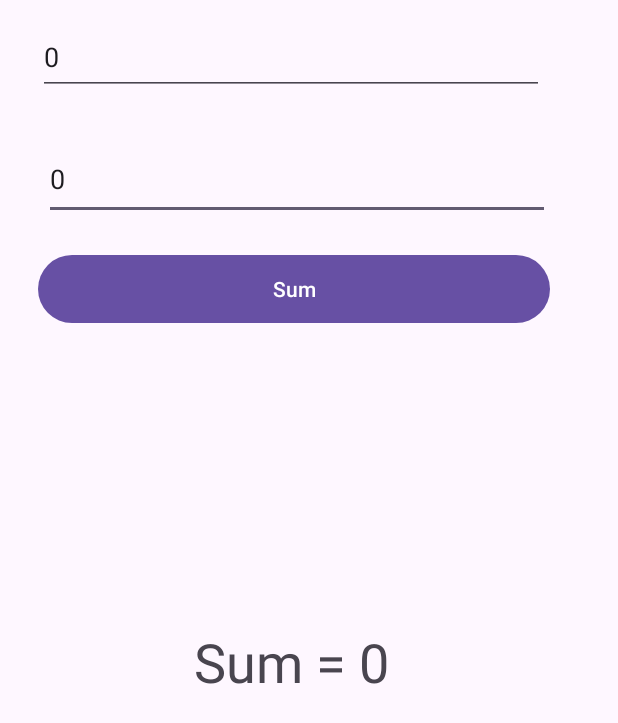
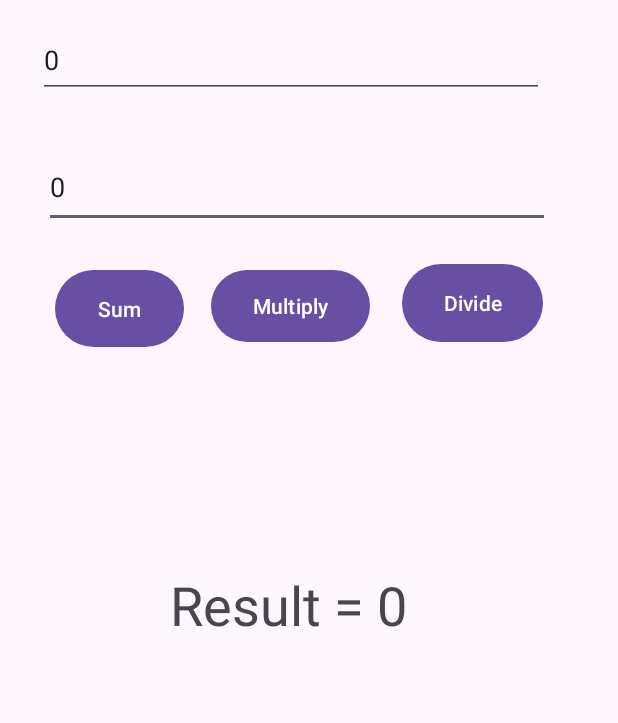
Before and after one commit to AliAlrebdi/Calcualtor_Android, an Android app: the screen it shows after launch (MainActivity), on a phone screen of 412 x 824 dp. Shown: the top 723 px of the screen. Run offline under Robolectric (Android 15) with nearby library versions, the phone set to English and light mode, and no system bars.

Commit message:
Added multi and div

```diff
--- a/app/src/main/java/sa/kfupm/sum/MainActivity.java
+++ b/app/src/main/java/sa/kfupm/sum/MainActivity.java
@@ -25,7 +25,32 @@ public class MainActivity extends AppCompatActivity {
         int num1 = Integer.parseInt(editText1.getText().toString());
         int num2 = Integer.parseInt(editText2.getText().toString());
 
-        textView.setText("Sum = " + (num1 + num2));
+        textView.setText("Result = " + (num1 + num2));
+
+    }
+
+    public void multiply(View view) {
+        EditText editText1 = findViewById(R.id.editText1);
+        EditText editText2 = findViewById(R.id.editText2);
+
+        TextView textView = findViewById(R.id.textView);
+
+        int num1 = Integer.parseInt(editText1.getText().toString());
+        int num2 = Integer.parseInt(editText2.getText().toString());
+
+        textView.setText("Result = " + (num1 * num2));
+    }
+
+    public void divide(View view) {
+        EditText editText1 = findViewById(R.id.editText1);
+        EditText editText2 = findViewById(R.id.editText2);
+
+        TextView textView = findViewById(R.id.textView);
+
+        int num1 = Integer.parseInt(editText1.getText().toString());
+        int num2 = Integer.parseInt(editText2.getText().toString());
+
+        textView.setText("Result = " + (num1 / num2));
 
     }
 }
--- a/app/src/main/res/layout/activity_main.xml
+++ b/app/src/main/res/layout/activity_main.xml
@@ -38,27 +38,55 @@
 
     <Button
         android:id="@+id/button"
-        android:layout_width="341dp"
-        android:layout_height="53dp"
+        android:layout_width="86dp"
+        android:layout_height="59dp"
         android:onClick="calculate"
         android:text="Sum"
         app:layout_constraintBottom_toTopOf="@+id/textView"
         app:layout_constraintEnd_toEndOf="parent"
-        app:layout_constraintHorizontal_bias="0.357"
+        app:layout_constraintHorizontal_bias="0.113"
         app:layout_constraintStart_toStartOf="parent"
         app:layout_constraintTop_toBottomOf="@+id/editText2"
-        app:layout_constraintVertical_bias="0.09" />
+        app:layout_constraintVertical_bias="0.142" />
 
     <TextView
         android:id="@+id/textView"
-        android:layout_width="213dp"
-        android:layout_height="43dp"
-        android:layout_marginBottom="364dp"
-        android:text="Sum = 0"
+        android:layout_width="329dp"
+        android:layout_height="105dp"
+        android:layout_marginBottom="340dp"
+        android:text="Result = 0"
         android:textAlignment="center"
         android:textSize="36sp"
         app:layout_constraintBottom_toBottomOf="parent"
         app:layout_constraintEnd_toEndOf="parent"
-        app:layout_constraintHorizontal_bias="0.439"
+        app:layout_constraintHorizontal_bias="0.333"
         app:layout_constraintStart_toStartOf="parent" />
+
+    <Button
+        android:id="@+id/button2"
+        android:layout_width="106dp"
+        android:layout_height="56dp"
+        android:onClick="multiply"
+        android:text="Multiply"
+        app:layout_constraintBottom_toTopOf="@+id/textView"
+        app:layout_constraintEnd_toEndOf="parent"
+        app:layout_constraintHorizontal_bias="0.098"
+        app:layout_constraintStart_toEndOf="@+id/button"
+        app:layout_constraintTop_toBottomOf="@+id/editText2"
+        app:layout_constraintVertical_bias="0.14" />
+
+    <Button
+        android:id="@+id/button3"
+        android:layout_width="94dp"
+        android:layout_height="60dp"
+        android:layout_marginStart="112dp"
+        android:layout_marginTop="20dp"
+        android:onClick="divide"
+        android:text="Divide"
+        app:layout_constraintBottom_toTopOf="@+id/textView"
+        app:layout_constraintEnd_toEndOf="parent"
+        app:layout_constraintHorizontal_bias="0.402"
+        app:layout_constraintStart_toEndOf="@+id/button"
+        app:layout_constraintTop_toBottomOf="@+id/editText2"
+        app:layout_constraintVertical_bias="0.0" />
 </androidx.constraintlayout.widget.ConstraintLayout>
```
